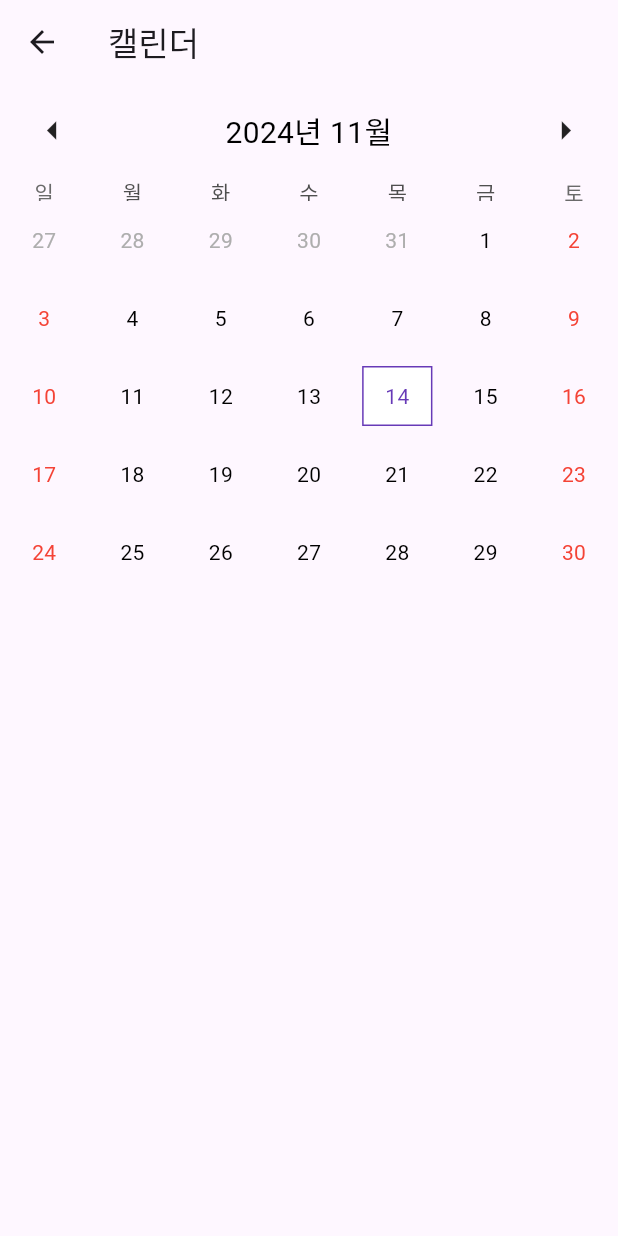
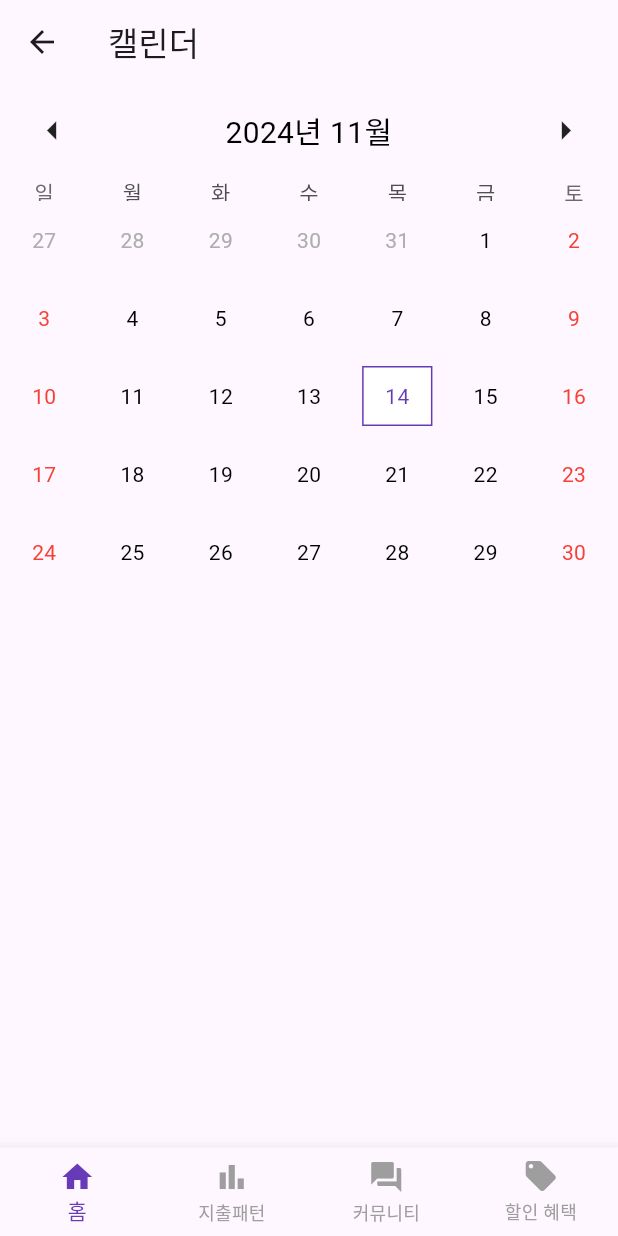
Before and after one commit to nyeonggyeong/Flutter-yong_sseotni_app, a Flutter app: the CalendarPage screen opened by its route, on a phone screen of 412 x 824 dp. Run offline on Flutter 3.47's test engine with Material 3 defaults, Android fonts, the phone set to English and light mode, and no system bars; drawn by our look-alikes of table_calendar.

Commit message:
Feat: 네비게이션바 UI 추가

```diff
--- a/lib/screens/calendar.dart
+++ b/lib/screens/calendar.dart
@@ -17,6 +17,13 @@ class CalendarPageState extends State<CalendarPage> {
   );
 
   DateTime focusedDay = DateTime.now();
+  int _selectedIndex = 0;
+
+  void _onItemTapped(int index) {
+    setState(() {
+      _selectedIndex = index;
+    });
+  }
 
   @override
   Widget build(BuildContext context) {
@@ -69,6 +76,31 @@ class CalendarPageState extends State<CalendarPage> {
           ),
         ),
       ),
+      bottomNavigationBar: BottomNavigationBar(
+        type: BottomNavigationBarType.fixed,
+        items: const <BottomNavigationBarItem>[
+          BottomNavigationBarItem(
+            icon: Icon(Icons.home),
+            label: '홈',
+          ),
+          BottomNavigationBarItem(
+            icon: Icon(Icons.bar_chart),
+            label: '지출패턴',
+          ),
+          BottomNavigationBarItem(
+            icon: Icon(Icons.forum),
+            label: '커뮤니티',
+          ),
+          BottomNavigationBarItem(
+            icon: Icon(Icons.local_offer),
+            label: '할인 혜택',
+          ),
+        ],
+        currentIndex: _selectedIndex,
+        selectedItemColor: Colors.deepPurple, // 선택된 아이템 색상
+        unselectedItemColor: Colors.grey, // 선택되지 않은 아이템 색상
+        onTap: _onItemTapped,
+      ),
     );
   }
 }
```
